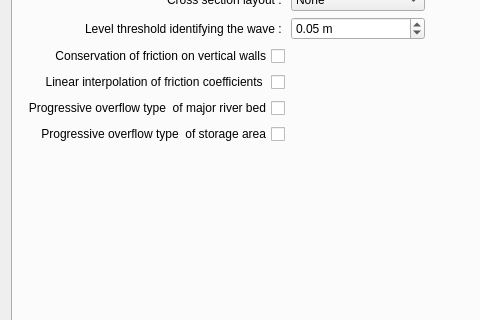
Artelia/Mascaret, file ui/ui_parameter.ui: the form before one commit; both pictures show x 0 to 480 and y 83 to 403 of the 764 by 616 pixel window.
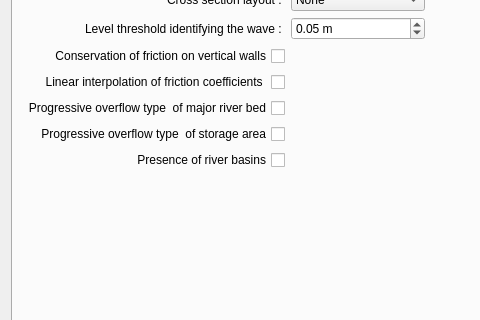
The form after the commit. The open tabs and pages were chosen to show the change.

Commit message:
Addition of basins and links features
for Qgis 2

```diff
--- a/ui/ui_parameter.ui
+++ b/ui/ui_parameter.ui
@@ -7,7 +7,7 @@
     <x>0</x>
     <y>0</y>
     <width>699</width>
-    <height>549</height>
+    <height>561</height>
    </rect>
   </property>
   <property name="windowTitle">
@@ -212,7 +212,7 @@
            </item>
           </widget>
          </item>
-         <item row="9" column="0">
+         <item row="10" column="0">
           <spacer name="verticalSpacer_7">
            <property name="orientation">
             <enum>Qt::Vertical</enum>
@@ -300,6 +300,16 @@
            </property>
           </spacer>
          </item>
+         <item row="9" column="0">
+          <widget class="QCheckBox" name="presenceCasiers">
+           <property name="layoutDirection">
+            <enum>Qt::RightToLeft</enum>
+           </property>
+           <property name="text">
+            <string>Presence of river basins</string>
+           </property>
+          </widget>
+         </item>
         </layout>
        </item>
       </layout>
```
Left out of the diff: 2 changed lines with no effect on the pictures. The commit also changes 16 other files.
